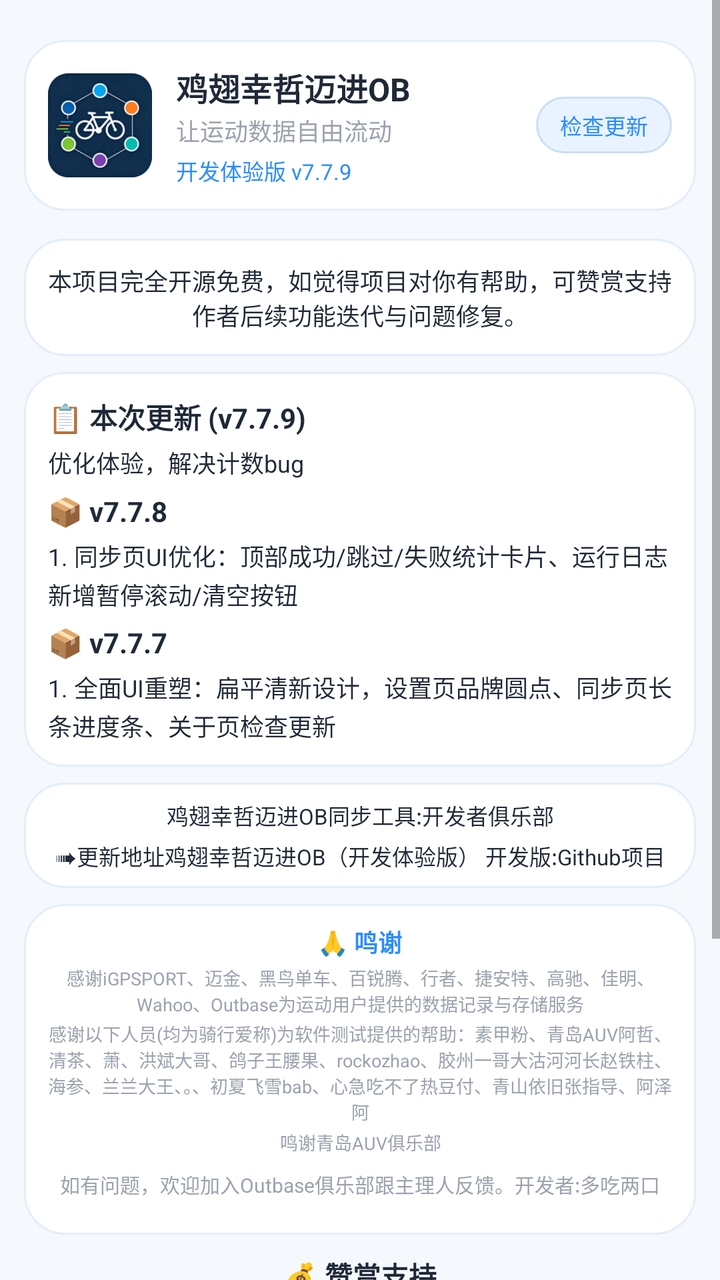
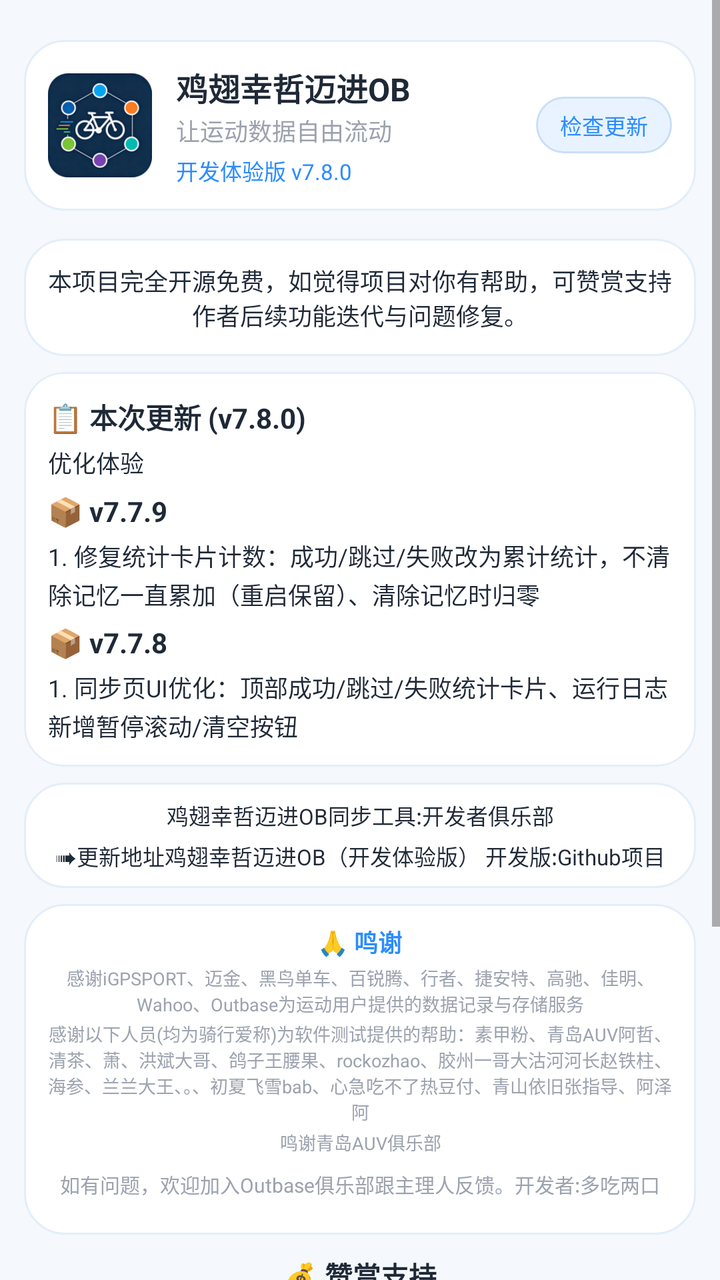

An Android layout rendered at two revisions. The XML below is the earlier revision; the diff shows what the commit changed to produce the second picture.
<!-- AndroidManifest.xml: application theme Theme.JichiOB -->
<!-- res/layout/fragment_about.xml -->
<?xml version="1.0" encoding="utf-8"?>
<ScrollView xmlns:android="http://schemas.android.com/apk/res/android"
    xmlns:app="http://schemas.android.com/apk/res-auto"
    android:layout_width="match_parent"
    android:layout_height="match_parent"
    android:background="@color/bg_light"
    android:fillViewport="true">

    <LinearLayout
        android:layout_width="match_parent"
        android:layout_height="wrap_content"
        android:orientation="vertical"
        android:padding="12dp">

        
        <LinearLayout
            android:layout_width="match_parent"
            android:layout_height="wrap_content"
            android:layout_marginTop="8dp"
            android:layout_marginBottom="6dp"
            android:orientation="horizontal"
            android:gravity="center_vertical"
            android:padding="12dp"
            android:background="@drawable/bg_note_card">

            <ImageView
                android:layout_width="52dp"
                android:layout_height="52dp"
                android:src="@mipmap/ic_launcher"
                android:contentDescription="logo" />

            <LinearLayout
                android:layout_width="0dp"
                android:layout_height="wrap_content"
                android:layout_weight="1"
                android:layout_marginStart="12dp"
                android:orientation="vertical">

                <TextView
                    android:layout_width="wrap_content"
                    android:layout_height="wrap_content"
                    android:text="鸡翅幸哲迈进OB"
                    android:textColor="@color/text_primary"
                    android:textSize="16sp"
                    android:textStyle="bold" />

                <TextView
                    android:layout_width="wrap_content"
                    android:layout_height="wrap_content"
                    android:layout_marginTop="1dp"
                    android:text="让运动数据自由流动"
                    android:textColor="@color/text_secondary"
                    android:textSize="12sp" />

                <TextView
                    android:layout_width="wrap_content"
                    android:layout_height="wrap_content"
                    android:layout_marginTop="3dp"
                    android:text="开发体验版 v7.7.9"
                    android:textColor="@color/primary"
                    android:textSize="11sp" />
            </LinearLayout>

            
            <TextView
                android:id="@+id/btnCheckUpdate"
                android:layout_width="wrap_content"
                android:layout_height="wrap_content"
                android:layout_marginStart="8dp"
                android:background="@drawable/bg_check_update"
                android:clickable="true"
                android:focusable="true"
                android:paddingStart="12dp"
                android:paddingTop="6dp"
                android:paddingEnd="12dp"
                android:paddingBottom="6dp"
                android:text="检查更新"
                android:textColor="@color/primary"
                android:textSize="11sp" />
        </LinearLayout>

        
        <TextView
            android:layout_width="match_parent"
            android:layout_height="wrap_content"
            android:layout_marginTop="8dp"
            android:padding="12dp"
            android:background="@drawable/bg_note_card"
            android:gravity="center"
            android:text="本项目完全开源免费，如觉得项目对你有帮助，可赞赏支持作者后续功能迭代与问题修复。"
            android:textColor="@color/text_primary"
            android:textSize="12sp" />

        
        <com.google.android.material.card.MaterialCardView
            android:layout_width="match_parent"
            android:layout_height="wrap_content"
            android:layout_marginTop="8dp"
            android:layout_marginBottom="6dp"
            app:cardCornerRadius="20dp"
            app:cardElevation="0dp"
                app:strokeColor="#E3EEFA"
                app:strokeWidth="1dp">
            <LinearLayout android:layout_width="match_parent" android:layout_height="wrap_content" android:orientation="vertical" android:padding="12dp">
                <TextView android:layout_width="wrap_content" android:layout_height="wrap_content" android:text="📋 本次更新 (v7.7.9)" android:textSize="14sp" android:textStyle="bold" android:textColor="@color/text_primary" />
                <TextView android:layout_width="match_parent" android:layout_height="wrap_content" android:layout_marginTop="4dp" android:text="优化体验，解决计数bug" android:textSize="12sp" android:textColor="@color/text_primary" android:lineSpacingExtra="2dp" />
                <TextView android:layout_width="wrap_content" android:layout_height="wrap_content" android:layout_marginTop="6dp" android:text="📦 v7.7.8" android:textSize="14sp" android:textStyle="bold" android:textColor="@color/text_primary" />
                <TextView android:layout_width="match_parent" android:layout_height="wrap_content" android:layout_marginTop="4dp" android:text="1. 同步页UI优化：顶部成功/跳过/失败统计卡片、运行日志新增暂停滚动/清空按钮" android:textSize="12sp" android:textColor="@color/text_primary" android:lineSpacingExtra="2dp" />
                <TextView android:layout_width="wrap_content" android:layout_height="wrap_content" android:layout_marginTop="6dp" android:text="📦 v7.7.7" android:textSize="14sp" android:textStyle="bold" android:textColor="@color/text_primary" />
                <TextView android:layout_width="match_parent" android:layout_height="wrap_content" android:layout_marginTop="4dp" android:text="1. 全面UI重塑：扁平清新设计，设置页品牌圆点、同步页长条进度条、关于页检查更新" android:textSize="12sp" android:textColor="@color/text_primary" android:lineSpacingExtra="2dp" />
            </LinearLayout>
        </com.google.android.material.card.MaterialCardView>

        
        <LinearLayout
            android:layout_width="match_parent"
            android:layout_height="wrap_content"
            android:layout_marginTop="2dp"
            android:layout_marginBottom="6dp"
            android:orientation="vertical"
            android:padding="6dp"
            android:background="@drawable/bg_note_card">
            <TextView android:id="@+id/tvClubLink" android:layout_width="match_parent" android:layout_height="wrap_content" android:gravity="center" android:text="鸡翅幸哲迈进OB同步工具:开发者俱乐部" android:textColor="@color/text_primary" android:textSize="11sp" android:padding="2dp" />
            <TextView android:id="@+id/tvUpdateLink" android:layout_width="match_parent" android:layout_height="wrap_content" android:gravity="center" android:text="➠更新地址鸡翅幸哲迈进OB（开发体验版） 开发版:Github项目" android:textColor="@color/text_primary" android:textSize="11sp" android:padding="2dp" />
        </LinearLayout>

        
        <LinearLayout
            android:layout_width="match_parent"
            android:layout_height="wrap_content"
            android:layout_marginTop="2dp"
            android:layout_marginBottom="6dp"
            android:orientation="vertical"
            android:padding="8dp"
            android:background="@drawable/bg_note_card">
            <TextView android:layout_width="match_parent" android:layout_height="wrap_content" android:gravity="center" android:text="🙏 鸣谢" android:textColor="@color/primary" android:textSize="12sp" android:textStyle="bold" android:padding="2dp" />
            <TextView android:layout_width="match_parent" android:layout_height="wrap_content" android:gravity="center" android:text="感谢iGPSPORT、迈金、黑鸟单车、百锐腾、行者、捷安特、高驰、佳明、Wahoo、Outbase为运动用户提供的数据记录与存储服务" android:textColor="@color/text_secondary" android:textSize="9sp" android:padding="1dp" />
            <TextView android:layout_width="match_parent" android:layout_height="wrap_content" android:gravity="center" android:text="感谢以下人员(均为骑行爱称)为软件测试提供的帮助：素甲粉、青岛AUV阿哲、清茶、萧、洪斌大哥、鸽子王腰果、rockozhao、胶州一哥大沽河河长赵铁柱、海参、兰兰大王、。、初夏飞雪bab、心急吃不了热豆付、青山依旧张指导、阿泽阿" android:textColor="@color/text_secondary" android:textSize="9sp" android:padding="1dp" />
            <TextView android:layout_width="match_parent" android:layout_height="wrap_content" android:gravity="center" android:text="鸣谢青岛AUV俱乐部" android:textColor="@color/text_secondary" android:textSize="9sp" android:padding="1dp" android:layout_marginBottom="4dp" />
            <TextView android:layout_width="match_parent" android:layout_height="wrap_content" android:gravity="center" android:text="如有问题，欢迎加入Outbase俱乐部跟主理人反馈。开发者:多吃两口" android:textColor="@color/text_secondary" android:textSize="10sp" android:padding="2dp" android:layout_marginBottom="8dp" />
        </LinearLayout>

        
        <TextView
            android:layout_width="match_parent"
            android:layout_height="wrap_content"
            android:gravity="center"
            android:layout_marginTop="4dp"
            android:text="💰 赞赏支持"
            android:textColor="@color/text_primary"
            android:textSize="14sp"
            android:textStyle="bold" />
        <LinearLayout
            android:layout_width="match_parent"
            android:layout_height="wrap_content"
            android:layout_marginTop="4dp"
            android:orientation="horizontal"
            android:gravity="center">
            <LinearLayout android:layout_width="0dp" android:layout_height="wrap_content" android:layout_weight="1" android:orientation="vertical" android:gravity="center" android:padding="4dp">
                <ImageView android:layout_width="150dp" android:layout_height="150dp" android:src="@drawable/reward_wechat" android:contentDescription="微信赞赏码" android:adjustViewBounds="true" />
                <TextView android:layout_width="wrap_content" android:layout_height="wrap_content" android:text="微信赞赏码" android:textSize="11sp" android:textColor="@color/text_secondary" android:layout_marginTop="2dp" />
            </LinearLayout>
            <LinearLayout android:layout_width="0dp" android:layout_height="wrap_content" android:layout_weight="1" android:orientation="vertical" android:gravity="center" android:padding="4dp">
                <ImageView android:layout_width="130dp" android:layout_height="wrap_content" android:src="@drawable/reward_alipay" android:contentDescription="支付宝收款码" android:adjustViewBounds="true" />
                <TextView android:layout_width="wrap_content" android:layout_height="wrap_content" android:text="支付宝收款码" android:textSize="11sp" android:textColor="@color/text_secondary" android:layout_marginTop="2dp" />
            </LinearLayout>
        </LinearLayout>
        <TextView
            android:layout_width="match_parent"
            android:layout_height="wrap_content"
            android:gravity="center"
            android:layout_marginTop="6dp"
            android:layout_marginBottom="12dp"
            android:text="本项目完全开源免费，您的赞赏将支持后续功能迭代与问题修复"
            android:textColor="@color/text_secondary"
            android:textSize="10sp" />
    </LinearLayout>
</ScrollView>
<!-- resources referenced by this layout -->
<resources>
  <color name="bg_light">#F5F8FC</color>
  <color name="primary">#2B8CFF</color>
  <color name="text_primary">#1F2937</color>
  <color name="text_secondary">#9CA3AF</color>
  <!-- drawable bg_check_update (drawable) -->
  <?xml version="1.0" encoding="utf-8"?>
  <shape xmlns:android="http://schemas.android.com/apk/res/android"
      android:shape="rectangle">
      <solid android:color="#E8F3FF" />
      <corners android:radius="18dp" />
      <stroke
          android:width="1dp"
          android:color="#C9DFF7" />
  </shape>
  <!-- drawable bg_note_card (drawable) -->
  <?xml version="1.0" encoding="utf-8"?>
  <shape xmlns:android="http://schemas.android.com/apk/res/android"
      android:shape="rectangle">
      <solid android:color="#FFFFFF" />
      <corners android:radius="20dp" />
      <stroke android:width="1dp" android:color="#E3EEFA" />
  </shape>
  <!-- drawable reward_alipay: png bitmap (drawable-nodpi, 139308 bytes) -->
  <!-- drawable reward_wechat: png bitmap (drawable-nodpi, 241727 bytes) -->
  <!-- mipmap ic_launcher: png bitmap (mipmap-hdpi, 9102 bytes) -->
  <style name="Theme.JichiOB" parent="Theme.MaterialComponents.Light.NoActionBar">
          <item name="colorPrimary">@color/primary</item>
          <item name="colorPrimaryDark">@color/primary_dark</item>
          <item name="colorAccent">@color/primary</item>
          <item name="android:statusBarColor">@color/bg_light</item>
          <item name="android:windowBackground">@color/bg_light</item>
      </style>
  <color name="primary_dark">#1A6FDB</color>
</resources>

<!-- the commit's change to res/layout/fragment_about.xml (unified diff, before → after) -->
@@ -56,7 +56,7 @@
                     android:layout_width="wrap_content"
                     android:layout_height="wrap_content"
                     android:layout_marginTop="3dp"
-                    android:text="开发体验版 v7.7.9"
+                    android:text="开发体验版 v7.8.0"
                     android:textColor="@color/primary"
                     android:textSize="11sp" />
             </LinearLayout>
@@ -102,12 +102,12 @@
                 app:strokeColor="#E3EEFA"
                 app:strokeWidth="1dp">
             <LinearLayout android:layout_width="match_parent" android:layout_height="wrap_content" android:orientation="vertical" android:padding="12dp">
-                <TextView android:layout_width="wrap_content" android:layout_height="wrap_content" android:text="📋 本次更新 (v7.7.9)" android:textSize="14sp" android:textStyle="bold" android:textColor="@color/text_primary" />
-                <TextView android:layout_width="match_parent" android:layout_height="wrap_content" android:layout_marginTop="4dp" android:text="优化体验，解决计数bug" android:textSize="12sp" android:textColor="@color/text_primary" android:lineSpacingExtra="2dp" />
+                <TextView android:layout_width="wrap_content" android:layout_height="wrap_content" android:text="📋 本次更新 (v7.8.0)" android:textSize="14sp" android:textStyle="bold" android:textColor="@color/text_primary" />
+                <TextView android:layout_width="match_parent" android:layout_height="wrap_content" android:layout_marginTop="4dp" android:text="优化体验" android:textSize="12sp" android:textColor="@color/text_primary" android:lineSpacingExtra="2dp" />
+                <TextView android:layout_width="wrap_content" android:layout_height="wrap_content" android:layout_marginTop="6dp" android:text="📦 v7.7.9" android:textSize="14sp" android:textStyle="bold" android:textColor="@color/text_primary" />
+                <TextView android:layout_width="match_parent" android:layout_height="wrap_content" android:layout_marginTop="4dp" android:text="1. 修复统计卡片计数：成功/跳过/失败改为累计统计，不清除记忆一直累加（重启保留）、清除记忆时归零" android:textSize="12sp" android:textColor="@color/text_primary" android:lineSpacingExtra="2dp" />
                 <TextView android:layout_width="wrap_content" android:layout_height="wrap_content" android:layout_marginTop="6dp" android:text="📦 v7.7.8" android:textSize="14sp" android:textStyle="bold" android:textColor="@color/text_primary" />
                 <TextView android:layout_width="match_parent" android:layout_height="wrap_content" android:layout_marginTop="4dp" android:text="1. 同步页UI优化：顶部成功/跳过/失败统计卡片、运行日志新增暂停滚动/清空按钮" android:textSize="12sp" android:textColor="@color/text_primary" android:lineSpacingExtra="2dp" />
-                <TextView android:layout_width="wrap_content" android:layout_height="wrap_content" android:layout_marginTop="6dp" android:text="📦 v7.7.7" android:textSize="14sp" android:textStyle="bold" android:textColor="@color/text_primary" />
-                <TextView android:layout_width="match_parent" android:layout_height="wrap_content" android:layout_marginTop="4dp" android:text="1. 全面UI重塑：扁平清新设计，设置页品牌圆点、同步页长条进度条、关于页检查更新" android:textSize="12sp" android:textColor="@color/text_primary" android:lineSpacingExtra="2dp" />
             </LinearLayout>
         </com.google.android.material.card.MaterialCardView>
 
@@ -174,5 +174,19 @@
             android:text="本项目完全开源免费，您的赞赏将支持后续功能迭代与问题修复"
             android:textColor="@color/text_secondary"
             android:textSize="10sp" />
+
+        
+        <TextView
+            android:id="@+id/tvDisclaimerLink"
+            android:layout_width="match_parent"
+            android:layout_height="wrap_content"
+            android:gravity="center"
+            android:layout_marginTop="-6dp"
+            android:layout_marginBottom="4dp"
+            android:text="📜 开源软件免责声明"
+            android:textColor="@color/primary"
+            android:textSize="9sp"
+            android:clickable="true"
+            android:focusable="true" />
     </LinearLayout>
 </ScrollView>
